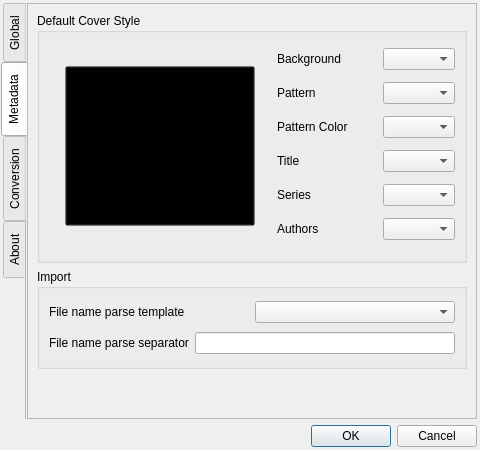
Old version of the form home/settings.ui in the repository LordKBX/eBookCollection.
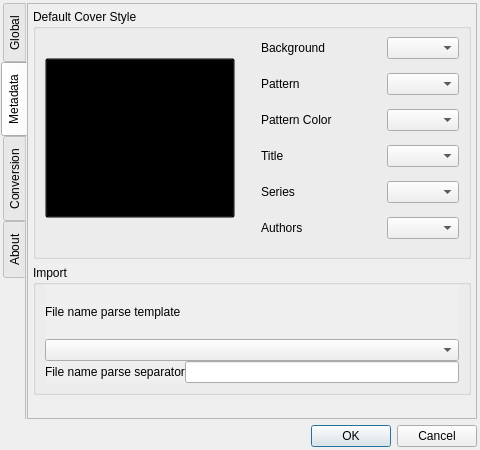
New version of the form. The open tabs and pages were chosen to show the change.

Commit message: Settings window, end of first phase

The edit to the form file:
```diff
--- a/home/settings.ui
+++ b/home/settings.ui
@@ -56,7 +56,7 @@
       <enum>Qt::NoFocus</enum>
      </property>
      <property name="autoFillBackground">
-      <bool>true</bool>
+      <bool>false</bool>
      </property>
      <property name="styleSheet">
       <string notr="true"/>
@@ -356,6 +356,18 @@
            </rect>
           </property>
           <layout class="QVBoxLayout" name="verticalLayout_12">
+           <property name="leftMargin">
+            <number>5</number>
+           </property>
+           <property name="topMargin">
+            <number>5</number>
+           </property>
+           <property name="rightMargin">
+            <number>5</number>
+           </property>
+           <property name="bottomMargin">
+            <number>5</number>
+           </property>
            <item>
             <widget class="QGroupBox" name="tab_metadata_default_cover_group_box">
              <property name="minimumSize">
@@ -371,19 +383,9 @@
               <bool>false</bool>
              </property>
              <layout class="QHBoxLayout" name="horizontalLayout">
-              <item>
-               <spacer name="horizontalSpacer">
-                <property name="orientation">
-                 <enum>Qt::Horizontal</enum>
-                </property>
-                <property name="sizeHint" stdset="0">
-                 <size>
-                  <width>40</width>
-                  <height>20</height>
-                 </size>
-                </property>
-               </spacer>
-              </item>
+              <property name="topMargin">
+               <number>0</number>
+              </property>
               <item>
                <widget class="QPushButton" name="tab_metadata_default_cover_preview">
                 <property name="minimumSize">
@@ -439,7 +441,7 @@
                    <widget class="QLabel" name="tab_metadata_default_cover_background_label">
                     <property name="minimumSize">
                      <size>
-                      <width>100</width>
+                      <width>120</width>
                       <height>0</height>
                      </size>
                     </property>
@@ -459,7 +461,7 @@
                    <widget class="QLabel" name="tab_metadata_default_cover_pattern_label">
                     <property name="minimumSize">
                      <size>
-                      <width>100</width>
+                      <width>120</width>
                       <height>0</height>
                      </size>
                     </property>
@@ -479,7 +481,7 @@
                    <widget class="QLabel" name="tab_metadata_default_cover_pattern_color_label_2">
                     <property name="minimumSize">
                      <size>
-                      <width>100</width>
+                      <width>120</width>
                       <height>0</height>
                      </size>
                     </property>
@@ -499,7 +501,7 @@
                    <widget class="QLabel" name="tab_metadata_default_cover_title_label">
                     <property name="minimumSize">
                      <size>
-                      <width>100</width>
+                      <width>120</width>
                       <height>0</height>
                      </size>
                     </property>
@@ -519,7 +521,7 @@
                    <widget class="QLabel" name="tab_metadata_default_cover_series_label">
                     <property name="minimumSize">
                      <size>
-                      <width>100</width>
+                      <width>120</width>
                       <height>0</height>
                      </size>
                     </property>
@@ -539,7 +541,7 @@
                    <widget class="QLabel" name="tab_metadata_default_cover_authors_label">
                     <property name="minimumSize">
                      <size>
-                      <width>100</width>
+                      <width>120</width>
                       <height>0</height>
                      </size>
                     </property>
@@ -563,9 +565,12 @@
              <property name="minimumSize">
               <size>
                <width>0</width>
-               <height>100</height>
+               <height>130</height>
               </size>
              </property>
+             <property name="styleSheet">
+              <string notr="true">gridline-color: rgb(255, 0, 127);</string>
+             </property>
              <property name="title">
               <string>Import</string>
              </property>
@@ -573,31 +578,53 @@
               <bool>false</bool>
              </property>
              <layout class="QVBoxLayout" name="verticalLayout_10">
+              <property name="spacing">
+               <number>0</number>
+              </property>
+              <property name="topMargin">
+               <number>0</number>
+              </property>
+              <property name="bottomMargin">
+               <number>9</number>
+              </property>
               <item>
-               <layout class="QHBoxLayout" name="tab_metadata_import_hl1">
-                <item>
-                 <widget class="QLabel" name="tab_metadata_import_filename_template_label">
-                  <property name="text">
-                   <string>File name parse template</string>
-                  </property>
-                 </widget>
-                </item>
-                <item>
-                 <widget class="QComboBox" name="tab_metadata_import_filename_template_combo_box"/>
-                </item>
-               </layout>
+               <widget class="QLabel" name="tab_metadata_import_filename_template_label">
+                <property name="autoFillBackground">
+                 <bool>true</bool>
+                </property>
+                <property name="text">
+                 <string>File name parse template</string>
+                </property>
+               </widget>
+              </item>
+              <item>
+               <widget class="QComboBox" name="tab_metadata_import_filename_template_combo_box">
+                <property name="maximumSize">
+                 <size>
+                  <width>16777215</width>
+                  <height>16777215</height>
+                 </size>
+                </property>
+               </widget>
               </item>
               <item>
                <layout class="QHBoxLayout" name="tab_metadata_import_hl2">
                 <item>
                  <widget class="QLabel" name="tab_metadata_import_filename_separator_label">
+                  <property name="autoFillBackground">
+                   <bool>true</bool>
+                  </property>
                   <property name="text">
                    <string>File name parse separator</string>
                   </property>
                  </widget>
                 </item>
                 <item>
-                 <widget class="QLineEdit" name="tab_metadata_import_filename_separator_line_edit"/>
+                 <widget class="QLineEdit" name="tab_metadata_import_filename_separator_line_edit">
+                  <property name="autoFillBackground">
+                   <bool>false</bool>
+                  </property>
+                 </widget>
                 </item>
                </layout>
               </item>
```
Left out of the diff: 4 changed lines with no effect on the pictures. The commit also changes 18 other files.
